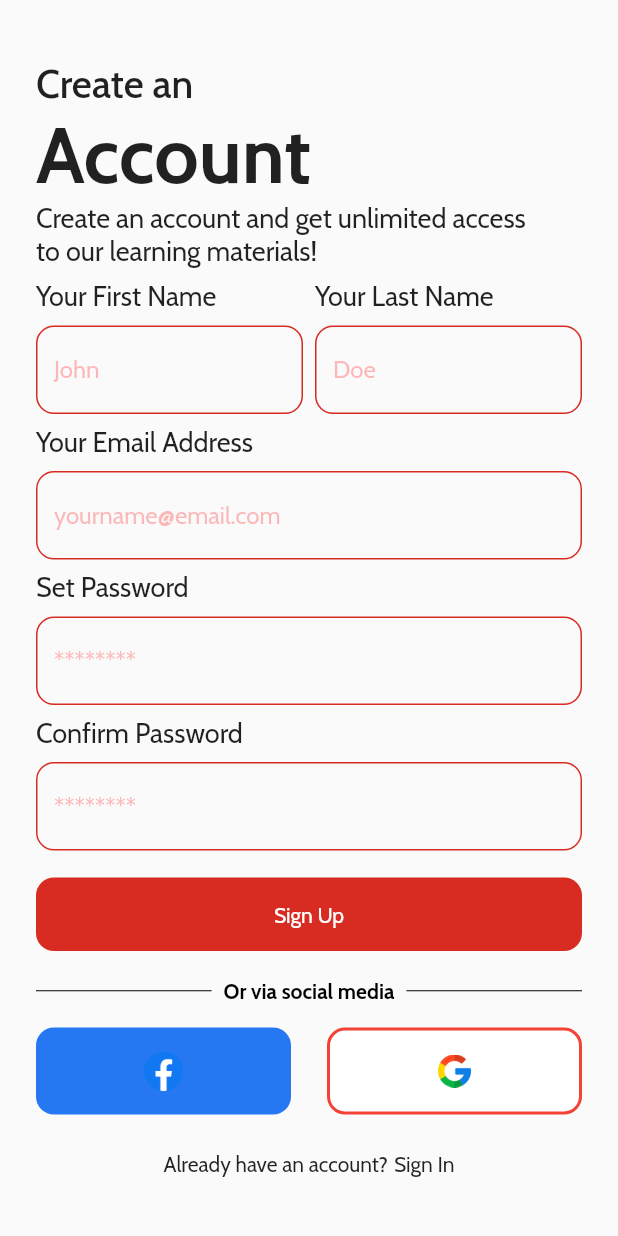
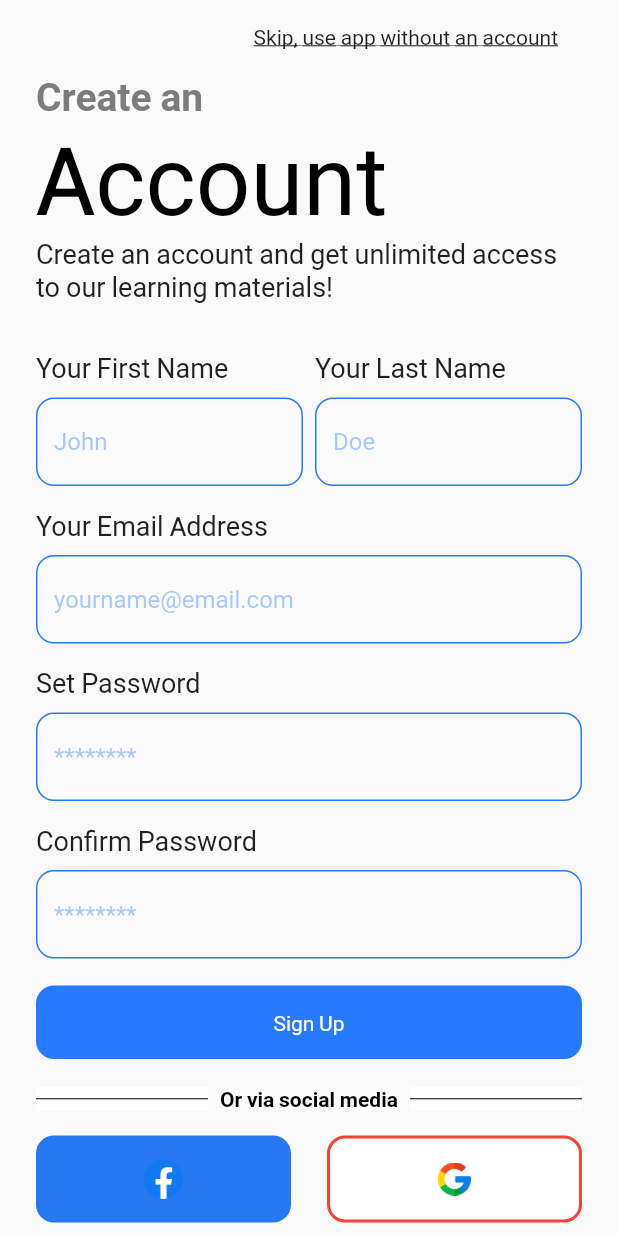
Before and after one commit to Crucialjun/cbc_online, a Flutter app: the SignUpScreen screen opened by its route, on a phone screen of 412 x 824 dp. Run offline on Flutter 3.47's test engine with Material 2 defaults, Android fonts, the phone set to English and light mode, and no system bars; our stand-ins replace google_fonts, smooth_page_indicator; Roboto replaces fonts that are missing (Ultra).

Commit message:
sign up screen design

```diff
--- a/lib/app_colors.dart
+++ b/lib/app_colors.dart
@@ -1,3 +1,3 @@
 import 'package:flutter/cupertino.dart';
 
-const appPrimaryColor = Color(0xFFD82C22);
+const appPrimaryColor = Color(0xFF277aff);
--- a/lib/main.dart
+++ b/lib/main.dart
@@ -25,9 +25,7 @@ class MyApp extends StatelessWidget {
     return MaterialApp(
       debugShowCheckedModeBanner: false,
       title: appName,
-      theme: ThemeData(
-          primarySwatch: Colors.red,
-          fontFamily: GoogleFonts.cabin().fontFamily),
+      theme: ThemeData(fontFamily: GoogleFonts.aBeeZee().fontFamily),
       initialRoute: onboardingPath,
       routes: {
         onboardingPath: (context) => const OnboardingScreen(),
--- a/lib/screens/sign_up.dart
+++ b/lib/screens/sign_up.dart
@@ -1,7 +1,9 @@
+import 'package:cbc_online/app_colors.dart';
 import 'package:cbc_online/gen/assets.gen.dart';
 import 'package:cbc_online/utils/buttons_decoration.dart';
 import 'package:cbc_online/utils/textform_decorator.dart';
 import 'package:flutter/material.dart';
+import 'package:google_fonts/google_fonts.dart';
 
 class SignUpScreen extends StatelessWidget {
   const SignUpScreen({Key? key}) : super(key: key);
@@ -12,18 +14,40 @@ class SignUpScreen extends StatelessWidget {
       body: SafeArea(
         child: Padding(
           padding: const EdgeInsets.only(left: 24.0, right: 24.0),
+          child: SingleChildScrollView(
             child: Form(
               child: Column(
                 crossAxisAlignment: CrossAxisAlignment.start,
                 mainAxisAlignment: MainAxisAlignment.center,
                 children: [
+                  Align(
+                      alignment: Alignment.centerRight,
+                      child: InkWell(
+                        onTap: () {},
+                        child: const Padding(
+                          padding: EdgeInsets.all(16.0),
+                          child: Text(
+                            "Skip, use app without an account",
+                            style: TextStyle(
+                              decoration: TextDecoration.underline,
+                            ),
+                          ),
+                        ),
+                      )),
                   const Text(
                     "Create an",
-                  style: TextStyle(fontSize: 26, fontWeight: FontWeight.w500),
+                    style: TextStyle(
+                        fontSize: 26,
+                        fontWeight: FontWeight.w600,
+                        color: Color.fromARGB(255, 124, 124, 124)),
                   ),
-                const Text(
+                  Text(
                     "Account",
-                  style: TextStyle(fontWeight: FontWeight.bold, fontSize: 52),
+                    style: TextStyle(
+                        fontFamily: GoogleFonts.ultra().fontFamily,
+                        //fontWeight: FontWeight.bold,
+                        fontSize: 64,
+                        color: Colors.black),
                   ),
                   const Text(
                     "Create an account and get unlimited access",
@@ -34,7 +58,7 @@ class SignUpScreen extends StatelessWidget {
                     style: TextStyle(fontSize: 18),
                   ),
                   const SizedBox(
-                  height: 8,
+                    height: 32,
                   ),
                   Row(
                     children: [
@@ -80,7 +104,7 @@ class SignUpScreen extends StatelessWidget {
                     ],
                   ),
                   const SizedBox(
-                  height: 8,
+                    height: 16,
                   ),
                   const Text(
                     "Your Email Address",
@@ -90,11 +114,11 @@ class SignUpScreen extends StatelessWidget {
                     height: 8,
                   ),
                   TextFormField(
-                  decoration:
-                      const TextFormDecorator(hintString: "yourname@email.com"),
+                    decoration: const TextFormDecorator(
+                        hintString: "yourname@email.com"),
                   ),
                   const SizedBox(
-                  height: 8,
+                    height: 16,
                   ),
                   const Text(
                     "Set Password",
@@ -107,7 +131,7 @@ class SignUpScreen extends StatelessWidget {
                     decoration: const TextFormDecorator(hintString: "********"),
                   ),
                   const SizedBox(
-                  height: 8,
+                    height: 16,
                   ),
                   const Text(
                     "Confirm Password",
@@ -144,6 +168,7 @@ class SignUpScreen extends StatelessWidget {
                     children: [
                       Expanded(
                         child: Container(
+                          color: Colors.white,
                           child: const Divider(color: Colors.black),
                         ),
                       ),
@@ -160,6 +185,7 @@ class SignUpScreen extends StatelessWidget {
                       ),
                       Expanded(
                         child: Container(
+                          color: Colors.white,
                           child: const Divider(color: Colors.black),
                         ),
                       ),
@@ -208,11 +234,18 @@ class SignUpScreen extends StatelessWidget {
                   Row(
                     mainAxisAlignment: MainAxisAlignment.center,
                     children: const [
-                    Text("Already have an account?"),
+                      Text(
+                        "Already have an account?",
+                        style: TextStyle(
+                            color: Color.fromARGB(255, 124, 124, 124)),
+                      ),
                       SizedBox(
                         width: 4,
                       ),
-                    Text("Sign In"),
+                      Text(
+                        "Sign In",
+                        style: TextStyle(color: appPrimaryColor),
+                      ),
                     ],
                   )
                 ],
@@ -220,6 +253,7 @@ class SignUpScreen extends StatelessWidget {
             ),
           ),
         ),
+      ),
     );
   }
 }
--- a/lib/utils/textform_decorator.dart
+++ b/lib/utils/textform_decorator.dart
@@ -33,5 +33,5 @@ class TextFormDecorator extends InputDecoration {
 
   @override
   TextStyle? get hintStyle =>
-      TextStyle(color: Colors.redAccent.withOpacity(0.4));
+      TextStyle(color: appPrimaryColor.withOpacity(0.4));
 }
```
Lines whose indentation alone changed are shown as unchanged.
